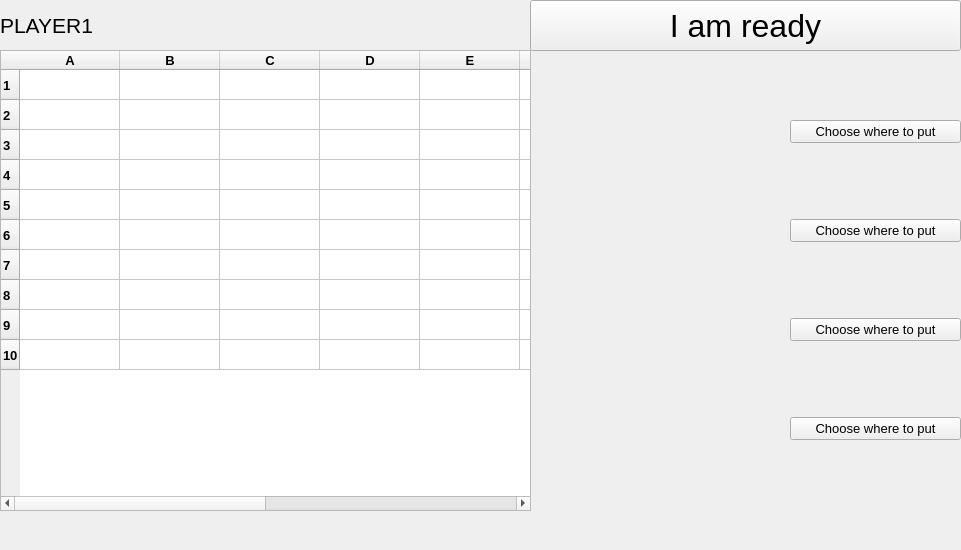
romka-best/QT_Project, file UI/readygame.ui: the form before one commit.
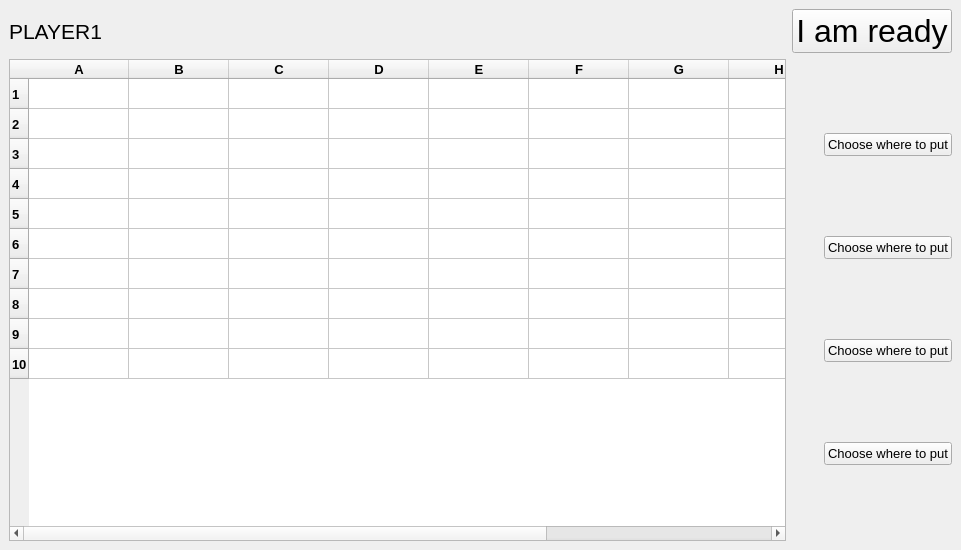
The form after the commit.

Patch:
```diff
--- a/UI/readygame.ui
+++ b/UI/readygame.ui
@@ -14,15 +14,37 @@
             <string>MainWindow</string>
         </property>
         <widget class="QWidget" name="centralwidget">
+            <layout class="QGridLayout" name="gridLayout">
+                <item row="0" column="0">
+                    <layout class="QHBoxLayout" name="horizontalLayout_2">
+                        <item>
+                            <widget class="QLabel" name="playerLabel">
+                                <property name="font">
+                                    <font>
+                                        <pointsize>16</pointsize>
+                                    </font>
+                                </property>
+                                <property name="text">
+                                    <string>PLAYER1</string>
+                                </property>
+                            </widget>
+                        </item>
+                    </layout>
+                </item>
+                <item row="0" column="1" colspan="2">
+                    <widget class="QPushButton" name="readyButton">
+                        <property name="font">
+                            <font>
+                                <pointsize>24</pointsize>
+                            </font>
+                        </property>
+                        <property name="text">
+                            <string>I am ready</string>
+                        </property>
+                    </widget>
+                </item>
+                <item row="1" column="0">
             <widget class="QTableWidget" name="boardMap">
-                <property name="geometry">
-                    <rect>
-                        <x>0</x>
-                        <y>50</y>
-                        <width>531</width>
-                        <height>461</height>
-                    </rect>
-                </property>
                 <property name="font">
                     <font>
                         <pointsize>10</pointsize>
@@ -137,57 +159,8 @@
                     </property>
                 </column>
             </widget>
-            <widget class="QWidget" name="horizontalLayoutWidget">
-                <property name="geometry">
-                    <rect>
-                        <x>0</x>
-                        <y>0</y>
-                        <width>531</width>
-                        <height>51</height>
-                    </rect>
-                </property>
-                <layout class="QHBoxLayout" name="horizontalLayout_2">
-                    <item>
-                        <widget class="QLabel" name="playerLabel">
-                            <property name="font">
-                                <font>
-                                    <pointsize>16</pointsize>
-                                </font>
-                            </property>
-                            <property name="text">
-                                <string>PLAYER1</string>
-                            </property>
-                        </widget>
-                    </item>
-                </layout>
-            </widget>
-            <widget class="QPushButton" name="readyButton">
-                <property name="geometry">
-                    <rect>
-                        <x>530</x>
-                        <y>0</y>
-                        <width>431</width>
-                        <height>51</height>
-                    </rect>
-                </property>
-                <property name="font">
-                    <font>
-                        <pointsize>24</pointsize>
-                    </font>
-                </property>
-                <property name="text">
-                    <string>I am ready</string>
-                </property>
-            </widget>
-            <widget class="QWidget" name="verticalLayoutWidget">
-                <property name="geometry">
-                    <rect>
-                        <x>530</x>
-                        <y>50</y>
-                        <width>261</width>
-                        <height>461</height>
-                    </rect>
-                </property>
+                </item>
+                <item row="1" column="1">
                 <layout class="QVBoxLayout" name="verticalLayout">
                     <item>
                         <widget class="QLabel" name="linkorImage">
@@ -218,16 +191,8 @@
                         </widget>
                     </item>
                 </layout>
-            </widget>
-            <widget class="QWidget" name="verticalLayoutWidget_2">
-                <property name="geometry">
-                    <rect>
-                        <x>790</x>
-                        <y>50</y>
-                        <width>171</width>
-                        <height>461</height>
-                    </rect>
-                </property>
+                </item>
+                <item row="1" column="2">
                 <layout class="QVBoxLayout" name="verticalLayout_2">
                     <item>
                         <widget class="QPushButton" name="linkorButton">
@@ -284,7 +249,8 @@
                         </widget>
                     </item>
                 </layout>
-            </widget>
+                </item>
+            </layout>
         </widget>
         <widget class="QMenuBar" name="menubar">
             <property name="geometry">
```
Lines whose indentation alone changed are shown as unchanged.
